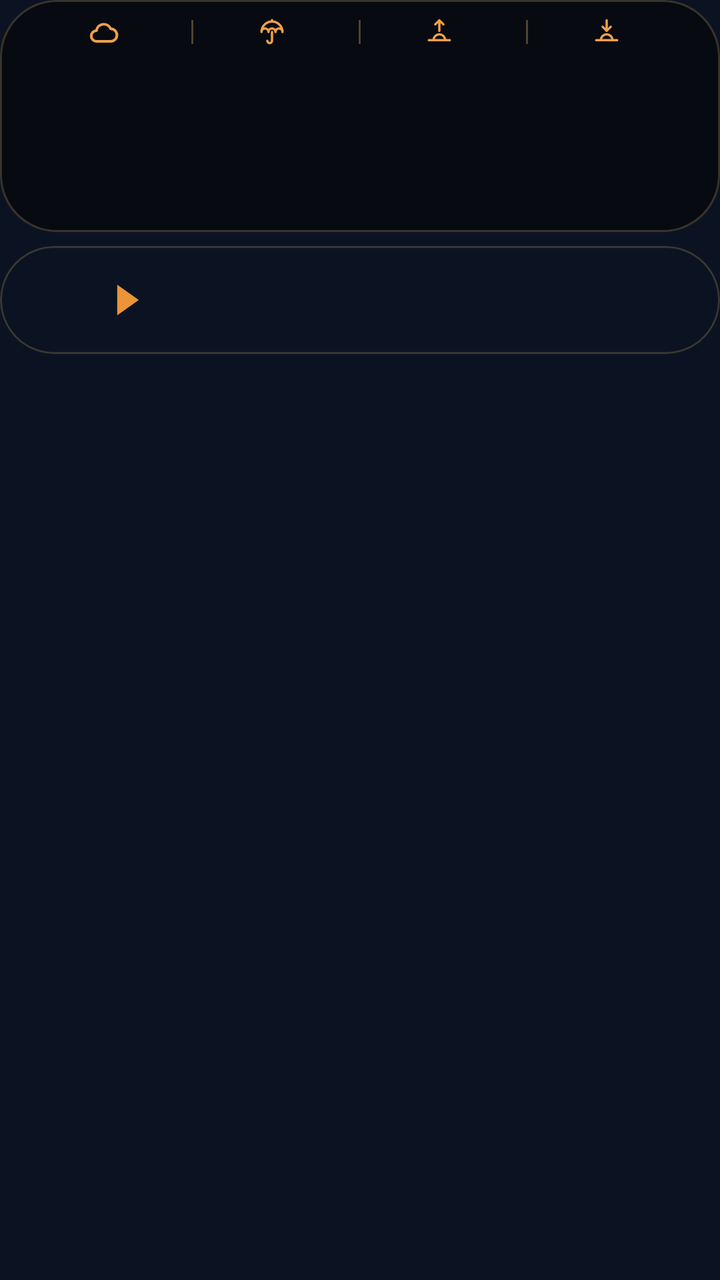
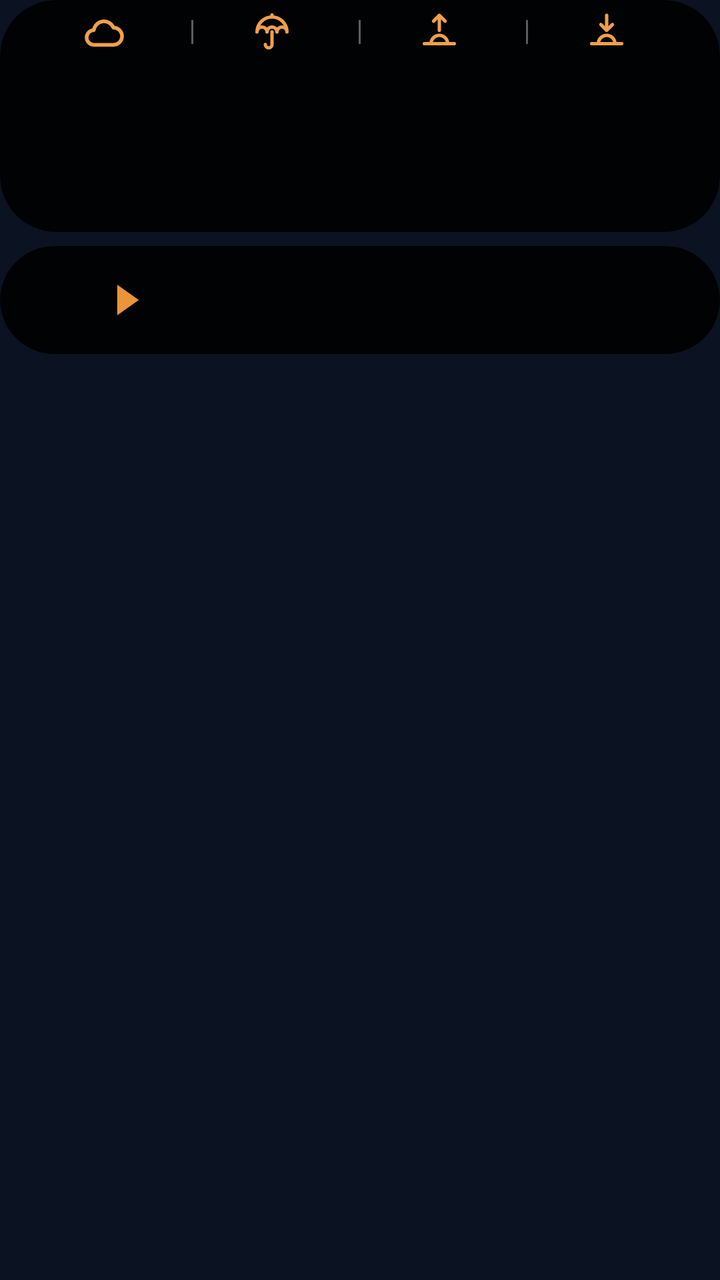

Before-and-after screenshots of an Android layout around one commit, followed by the original layout XML and the change that was made.
<!-- AndroidManifest.xml: application theme AppTheme -->
<!-- res/layout/widget_k1.xml -->
<?xml version="1.0" encoding="utf-8"?>
<FrameLayout
    xmlns:android="http://schemas.android.com/apk/res/android"
    android:id="@+id/root"
    android:layout_width="match_parent"
    android:layout_height="match_parent"
    android:padding="0dp">

    <LinearLayout
        android:layout_width="match_parent"
        android:layout_height="wrap_content"
        android:orientation="vertical">
        <LinearLayout
            android:layout_width="match_parent"
            android:layout_height="wrap_content"
            android:background="@drawable/cur_clocks"
            android:clipToOutline="true"
            android:orientation="vertical"
            android:padding="1dp">
        <FrameLayout
            android:layout_width="match_parent"
            android:layout_height="30dp">
            <ImageView
                android:id="@+id/hdr_bg"
                android:layout_width="match_parent"
                android:layout_height="match_parent"
                android:importantForAccessibility="no"
                android:scaleType="fitXY" />
            <LinearLayout
                android:layout_width="match_parent"
                android:layout_height="match_parent"
                android:orientation="horizontal"
                android:gravity="center"
                android:paddingStart="12dp"
                android:paddingEnd="12dp">
            <LinearLayout
                android:layout_width="0dp"
                android:layout_height="match_parent"
                android:layout_weight="1"
                android:gravity="center"
                android:orientation="horizontal">
                <ImageView
                    android:id="@+id/hdr_wx"
                    android:layout_width="16dp"
                    android:layout_height="16dp"
                    android:src="@drawable/wx_cloud"
                    android:scaleType="fitCenter" />
                <ImageView
                    android:id="@+id/hdr_temp"
                    android:layout_width="wrap_content"
                    android:layout_height="18dp"
                    android:adjustViewBounds="true"
                    android:layout_marginStart="5dp"
                    android:scaleType="fitCenter" />
            </LinearLayout>
            <ImageView
                android:id="@+id/sep0"
                android:layout_width="1dp"
                android:layout_height="12dp"
                android:src="@drawable/cur_sep"
                android:scaleType="fitXY" />
            <LinearLayout
                android:layout_width="0dp"
                android:layout_height="match_parent"
                android:layout_weight="1"
                android:gravity="center"
                android:orientation="horizontal">
                <ImageView
                    android:id="@+id/ic0"
                    android:layout_width="14dp"
                    android:layout_height="14dp"
                    android:src="@drawable/ic_umbrella"
                    android:scaleType="fitCenter" />
                <ImageView
                    android:id="@+id/hdr_rain"
                    android:layout_width="wrap_content"
                    android:layout_height="18dp"
                    android:adjustViewBounds="true"
                    android:layout_marginStart="4dp"
                    android:scaleType="fitCenter" />
            </LinearLayout>
            <ImageView
                android:id="@+id/sep1"
                android:layout_width="1dp"
                android:layout_height="12dp"
                android:src="@drawable/cur_sep"
                android:scaleType="fitXY" />
            <LinearLayout
                android:layout_width="0dp"
                android:layout_height="match_parent"
                android:layout_weight="1"
                android:gravity="center"
                android:orientation="horizontal">
                <ImageView
                    android:id="@+id/ic1"
                    android:layout_width="14dp"
                    android:layout_height="14dp"
                    android:src="@drawable/ic_sunrise"
                    android:scaleType="fitCenter" />
                <ImageView
                    android:id="@+id/hdr_rise"
                    android:layout_width="wrap_content"
                    android:layout_height="18dp"
                    android:adjustViewBounds="true"
                    android:layout_marginStart="4dp"
                    android:scaleType="fitCenter" />
            </LinearLayout>
            <ImageView
                android:id="@+id/sep2"
                android:layout_width="1dp"
                android:layout_height="12dp"
                android:src="@drawable/cur_sep"
                android:scaleType="fitXY" />
            <LinearLayout
                android:layout_width="0dp"
                android:layout_height="match_parent"
                android:layout_weight="1"
                android:gravity="center"
                android:orientation="horizontal">
                <ImageView
                    android:id="@+id/ic2"
                    android:layout_width="14dp"
                    android:layout_height="14dp"
                    android:src="@drawable/ic_sunset"
                    android:scaleType="fitCenter" />
                <ImageView
                    android:id="@+id/hdr_set"
                    android:layout_width="wrap_content"
                    android:layout_height="18dp"
                    android:adjustViewBounds="true"
                    android:layout_marginStart="4dp"
                    android:scaleType="fitCenter" />
            </LinearLayout>
        </LinearLayout>
        </FrameLayout>
        <LinearLayout
            android:layout_width="match_parent"
            android:layout_height="84dp"
            android:orientation="horizontal"
            android:padding="0dp">
            <FrameLayout
                android:layout_width="0dp"
                android:layout_height="match_parent"
                android:layout_weight="1">
                <LinearLayout
                    android:layout_width="match_parent"
                    android:layout_height="match_parent"
                    android:orientation="horizontal">
                    <ImageView
                        android:id="@+id/clk_bg_0a"
                        android:layout_width="28dp"
                        android:layout_height="match_parent"
                        android:scaleType="fitXY" />
                    <ImageView
                        android:id="@+id/clk_bg_0"
                        android:layout_width="0dp"
                        android:layout_height="match_parent"
                        android:layout_weight="1"
                        android:scaleType="fitXY" />
                </LinearLayout>
                <LinearLayout
                    android:layout_width="match_parent"
                    android:layout_height="match_parent"
                    android:orientation="vertical"
                    android:gravity="center"
                    android:paddingBottom="5dp"
                    android:paddingStart="2dp"
                    android:paddingEnd="2dp">
                    <ImageView
                        android:id="@+id/clk_day_0"
                        android:layout_width="match_parent"
                        android:layout_height="16dp"
                        android:scaleType="fitCenter" />
                    <ImageView
                        android:id="@+id/clk_time_0"
                        android:layout_width="match_parent"
                        android:layout_height="30dp"
                        android:scaleType="fitCenter" />
                    <ImageView
                        android:id="@+id/clk_city_0"
                        android:layout_width="match_parent"
                        android:layout_height="16dp"
                        android:layout_marginTop="-3dp"
                        android:scaleType="fitCenter" />
                </LinearLayout>
            </FrameLayout>
            <FrameLayout
                android:layout_width="0dp"
                android:layout_height="match_parent"
                android:layout_weight="1">
                <ImageView
                    android:id="@+id/clk_bg_1"
                    android:layout_width="match_parent"
                    android:layout_height="match_parent"
                    android:scaleType="fitXY" />
                <LinearLayout
                    android:layout_width="match_parent"
                    android:layout_height="match_parent"
                    android:orientation="vertical"
                    android:gravity="center"
                    android:paddingBottom="5dp"
                    android:paddingStart="2dp"
                    android:paddingEnd="2dp">
                    <ImageView
                        android:id="@+id/clk_day_1"
                        android:layout_width="match_parent"
                        android:layout_height="16dp"
                        android:scaleType="fitCenter" />
                    <ImageView
                        android:id="@+id/clk_time_1"
                        android:layout_width="match_parent"
                        android:layout_height="30dp"
                        android:scaleType="fitCenter" />
                    <ImageView
                        android:id="@+id/clk_city_1"
                        android:layout_width="match_parent"
                        android:layout_height="16dp"
                        android:layout_marginTop="-3dp"
                        android:scaleType="fitCenter" />
                </LinearLayout>
            </FrameLayout>
            <FrameLayout
                android:layout_width="0dp"
                android:layout_height="match_parent"
                android:layout_weight="1">
                <ImageView
                    android:id="@+id/clk_bg_2"
                    android:layout_width="match_parent"
                    android:layout_height="match_parent"
                    android:scaleType="fitXY" />
                <LinearLayout
                    android:layout_width="match_parent"
                    android:layout_height="match_parent"
                    android:orientation="vertical"
                    android:gravity="center"
                    android:paddingBottom="5dp"
                    android:paddingStart="2dp"
                    android:paddingEnd="2dp">
                    <ImageView
                        android:id="@+id/clk_day_2"
                        android:layout_width="match_parent"
                        android:layout_height="16dp"
                        android:scaleType="fitCenter" />
                    <ImageView
                        android:id="@+id/clk_time_2"
                        android:layout_width="match_parent"
                        android:layout_height="30dp"
                        android:scaleType="fitCenter" />
                    <ImageView
                        android:id="@+id/clk_city_2"
                        android:layout_width="match_parent"
                        android:layout_height="16dp"
                        android:layout_marginTop="-3dp"
                        android:scaleType="fitCenter" />
                </LinearLayout>
            </FrameLayout>
            <FrameLayout
                android:layout_width="0dp"
                android:layout_height="match_parent"
                android:layout_weight="1">
                <LinearLayout
                    android:layout_width="match_parent"
                    android:layout_height="match_parent"
                    android:orientation="horizontal">
                    <ImageView
                        android:id="@+id/clk_bg_3"
                        android:layout_width="0dp"
                        android:layout_height="match_parent"
                        android:layout_weight="1"
                        android:scaleType="fitXY" />
                    <ImageView
                        android:id="@+id/clk_bg_3a"
                        android:layout_width="28dp"
                        android:layout_height="match_parent"
                        android:scaleType="fitXY" />
                </LinearLayout>
                <LinearLayout
                    android:layout_width="match_parent"
                    android:layout_height="match_parent"
                    android:orientation="vertical"
                    android:gravity="center"
                    android:paddingBottom="5dp"
                    android:paddingStart="2dp"
                    android:paddingEnd="2dp">
                    <ImageView
                        android:id="@+id/clk_day_3"
                        android:layout_width="match_parent"
                        android:layout_height="16dp"
                        android:scaleType="fitCenter" />
                    <ImageView
                        android:id="@+id/clk_time_3"
                        android:layout_width="match_parent"
                        android:layout_height="30dp"
                        android:scaleType="fitCenter" />
                    <ImageView
                        android:id="@+id/clk_city_3"
                        android:layout_width="match_parent"
                        android:layout_height="16dp"
                        android:layout_marginTop="-3dp"
                        android:scaleType="fitCenter" />
                </LinearLayout>
            </FrameLayout>
        </LinearLayout>
        </LinearLayout>
        <FrameLayout
            android:id="@+id/row_0"
            android:layout_width="match_parent"
            android:layout_height="54dp"
            android:layout_marginTop="7dp"
            android:background="@drawable/cur_row_light"
            android:clipToOutline="true"
            android:foreground="?android:attr/selectableItemBackground">
            
            <ImageView
                android:id="@+id/trend_0"
                android:layout_width="match_parent"
                android:layout_height="match_parent"
                android:padding="1dp"
                android:scaleType="fitXY" />
            <LinearLayout
                android:layout_width="match_parent"
                android:layout_height="match_parent"
                android:orientation="horizontal"
                android:gravity="center_vertical"
                android:paddingStart="14dp"
                android:paddingEnd="24dp">
                <LinearLayout
                    android:layout_width="wrap_content"
                    android:layout_height="wrap_content"
                    android:orientation="horizontal"
                    android:gravity="center_vertical">
                    <ImageView
                        android:id="@+id/fl_a_0"
                        android:layout_width="30dp"
                        android:layout_height="30dp"
                        android:scaleType="fitCenter" />
                    <ImageView
                        android:id="@+id/code_a_0"
                        android:layout_width="wrap_content"
                        android:layout_height="22dp"
                        android:adjustViewBounds="true"
                        android:layout_marginStart="6dp"
                        android:scaleType="fitStart" />
                    <ImageView
                        android:id="@+id/arrow_0"
                        android:layout_width="12dp"
                        android:layout_height="16dp"
                        android:src="@drawable/cur_arrow"
                        android:layout_marginStart="8dp"
                        android:layout_marginEnd="10dp"
                        android:scaleType="fitCenter" />
                    <ImageView
                        android:id="@+id/fl_b_0"
                        android:layout_width="30dp"
                        android:layout_height="30dp"
                        android:scaleType="fitCenter" />
                    <ImageView
                        android:id="@+id/code_b_0"
                        android:layout_width="wrap_content"
                        android:layout_height="22dp"
                        android:adjustViewBounds="true"
                        android:layout_marginStart="6dp"
                        android:scaleType="fitStart" />
                </LinearLayout>
                <FrameLayout
                    android:layout_width="0dp"
                    android:layout_height="1dp"
                    android:layout_weight="1" />
                <LinearLayout
                    android:layout_width="wrap_content"
                    android:layout_height="wrap_content"
                    android:orientation="vertical"
                    android:layout_marginStart="6dp">
                    <LinearLayout
                        android:layout_width="wrap_content"
                        android:layout_height="16dp"
                        android:orientation="horizontal"
                        android:gravity="center_vertical">
                        <ImageView
                            android:id="@+id/mkt_val_0"
                            android:layout_width="52dp"
                            android:layout_height="12dp"
                            android:scaleType="fitEnd" />
                        <ImageView
                            android:id="@+id/mkt_lbl_0"
                            android:layout_width="42dp"
                            android:layout_height="11dp"
                            android:layout_marginStart="8dp"
                            android:scaleType="fitStart" />
                    </LinearLayout>
                    <LinearLayout
                        android:layout_width="wrap_content"
                        android:layout_height="16dp"
                        android:orientation="horizontal"
                        android:gravity="center_vertical"
                        android:layout_marginTop="2dp">
                        <ImageView
                            android:id="@+id/visa_val_0"
                            android:layout_width="52dp"
                            android:layout_height="12dp"
                            android:scaleType="fitEnd" />
                        <ImageView
                            android:id="@+id/visa_logo_0"
                            android:layout_width="42dp"
                            android:layout_height="16dp"
                            android:layout_marginStart="8dp"
                            android:scaleType="fitStart" />
                    </LinearLayout>
                </LinearLayout>
            </LinearLayout>
        </FrameLayout>
    </LinearLayout>
</FrameLayout>
<!-- resources referenced by this layout -->
<resources>
  <!-- drawable cur_arrow (drawable) -->
  <?xml version="1.0" encoding="utf-8"?>
  <vector xmlns:android="http://schemas.android.com/apk/res/android" android:width="20dp" android:height="26dp" android:viewportWidth="20" android:viewportHeight="26">
      <path android:fillColor="#FFEB9438" android:pathData="M1,0L1,26L19,13Z" />
  </vector>
  <!-- drawable cur_clocks (drawable) -->
  <?xml version="1.0" encoding="utf-8"?>
  <shape xmlns:android="http://schemas.android.com/apk/res/android" android:shape="rectangle">
      <solid android:color="#F0070A10" />
      <stroke android:width="1dp" android:color="#3DD2A867" />
      <corners android:radius="@dimen/widget_radius" />
  </shape>
  <!-- drawable cur_row_light (drawable) -->
  <?xml version="1.0" encoding="utf-8"?>
  <shape xmlns:android="http://schemas.android.com/apk/res/android" android:shape="rectangle">
      <solid android:color="#00000000" />
      <stroke android:width="1dp" android:color="#3DD2A867" />
      <corners android:radius="@dimen/widget_radius" />
  </shape>
  <!-- drawable cur_sep (drawable) -->
  <?xml version="1.0" encoding="utf-8"?>
  <shape xmlns:android="http://schemas.android.com/apk/res/android" android:shape="rectangle"><solid android:color="#5CD2A867" /></shape>
  <!-- drawable ic_sunrise (drawable) -->
  <?xml version="1.0" encoding="utf-8"?>
  <vector xmlns:android="http://schemas.android.com/apk/res/android" android:width="24dp" android:height="24dp" android:viewportWidth="24" android:viewportHeight="24">
      <path android:strokeColor="#FFF0A04B" android:strokeWidth="2" android:strokeLineCap="round" android:strokeLineJoin="round" android:fillColor="#00000000"
          android:pathData="M3,19L21,19M7,19A5,5 0,0 1,17 19M12,2L12,11M8.5,5.5L12,2L15.5,5.5" />
  </vector>
  <!-- drawable ic_sunset (drawable) -->
  <?xml version="1.0" encoding="utf-8"?>
  <vector xmlns:android="http://schemas.android.com/apk/res/android" android:width="24dp" android:height="24dp" android:viewportWidth="24" android:viewportHeight="24">
      <path android:strokeColor="#FFF0A04B" android:strokeWidth="2" android:strokeLineCap="round" android:strokeLineJoin="round" android:fillColor="#00000000"
          android:pathData="M3,19L21,19M7,19A5,5 0,0 1,17 19M12,2L12,11M8.5,7.5L12,11L15.5,7.5" />
  </vector>
  <!-- drawable ic_umbrella (drawable) -->
  <?xml version="1.0" encoding="utf-8"?>
  <vector xmlns:android="http://schemas.android.com/apk/res/android" android:width="24dp" android:height="24dp" android:viewportWidth="24" android:viewportHeight="24">
      <path android:strokeColor="#FFF0A04B" android:strokeWidth="2" android:strokeLineCap="round" android:strokeLineJoin="round" android:fillColor="#00000000"
          android:pathData="M3,12A9,9 0,0 1,21 12A3,3 0,0 0,15 12A3,3 0,0 0,9 12A3,3 0,0 0,3 12ZM12,3L12,1.8M12,12L12,19.5A2,2 0,0 1,8 19.5" />
  </vector>
  <!-- drawable wx_cloud (drawable) -->
  <?xml version="1.0" encoding="utf-8"?>
  <vector xmlns:android="http://schemas.android.com/apk/res/android" android:width="24dp" android:height="24dp" android:viewportWidth="24" android:viewportHeight="24">
      <path android:strokeColor="#FFF0A04B" android:strokeWidth="2" android:strokeLineCap="round" android:strokeLineJoin="round" android:fillColor="#00000000"
          android:pathData="M7,19A4,4 0,0 1,6.8 11A5.6,5.6 0,0 1,17.5 9.6A4.7,4.7 0,0 1,17.5 19Z" />
  </vector>
  <style name="AppTheme" parent="@android:style/Theme.DeviceDefault.NoActionBar">
          <item name="android:colorAccent">#DF8B35</item>
          <item name="android:colorControlActivated">#DF8B35</item>
          <item name="android:windowBackground">#0B1322</item>
          <item name="android:statusBarColor">#0E111A</item>
          <item name="android:navigationBarColor">#0B1322</item>
          <item name="android:textColorHint">#718096</item>
      </style>
  <dimen name="widget_radius">28dp</dimen>
</resources>

<!-- the commit's change to res/layout/widget_k1.xml (unified diff, before → after) -->
@@ -10,6 +10,9 @@
         android:layout_width="match_parent"
         android:layout_height="wrap_content"
         android:orientation="vertical">
+        <FrameLayout
+            android:layout_width="match_parent"
+            android:layout_height="wrap_content">
         <LinearLayout
             android:layout_width="match_parent"
             android:layout_height="wrap_content"
@@ -41,8 +44,9 @@
                 android:orientation="horizontal">
                 <ImageView
                     android:id="@+id/hdr_wx"
-                    android:layout_width="16dp"
-                    android:layout_height="16dp"
+                    android:layout_width="22dp"
+                    android:layout_height="22dp"
+                    android:layout_margin="-3dp"
                     android:src="@drawable/wx_cloud"
                     android:scaleType="fitCenter" />
                 <ImageView
@@ -67,8 +71,9 @@
                 android:orientation="horizontal">
                 <ImageView
                     android:id="@+id/ic0"
-                    android:layout_width="14dp"
-                    android:layout_height="14dp"
+                    android:layout_width="20dp"
+                    android:layout_height="20dp"
+                    android:layout_margin="-3dp"
                     android:src="@drawable/ic_umbrella"
                     android:scaleType="fitCenter" />
                 <ImageView
@@ -93,8 +98,9 @@
                 android:orientation="horizontal">
                 <ImageView
                     android:id="@+id/ic1"
-                    android:layout_width="14dp"
-                    android:layout_height="14dp"
+                    android:layout_width="20dp"
+                    android:layout_height="20dp"
+                    android:layout_margin="-3dp"
                     android:src="@drawable/ic_sunrise"
                     android:scaleType="fitCenter" />
                 <ImageView
@@ -119,8 +125,9 @@
                 android:orientation="horizontal">
                 <ImageView
                     android:id="@+id/ic2"
-                    android:layout_width="14dp"
-                    android:layout_height="14dp"
+                    android:layout_width="20dp"
+                    android:layout_height="20dp"
+                    android:layout_margin="-3dp"
                     android:src="@drawable/ic_sunset"
                     android:scaleType="fitCenter" />
                 <ImageView
@@ -302,6 +309,14 @@
             </FrameLayout>
         </LinearLayout>
         </LinearLayout>
+            
+            <ImageView
+                android:id="@+id/clk_rim"
+                android:layout_width="match_parent"
+                android:layout_height="match_parent"
+                android:importantForAccessibility="no"
+                android:scaleType="fitXY" />
+        </FrameLayout>
         <FrameLayout
             android:id="@+id/row_0"
             android:layout_width="match_parent"
@@ -315,7 +330,7 @@
                 android:id="@+id/trend_0"
                 android:layout_width="match_parent"
                 android:layout_height="match_parent"
-                android:padding="1dp"
+                android:padding="0dp"
                 android:scaleType="fitXY" />
             <LinearLayout
                 android:layout_width="match_parent"
<!-- resource entries referenced after the edit -->
@@ -8,20 +8,18 @@
   <!-- drawable cur_clocks (drawable) -->
   <?xml version="1.0" encoding="utf-8"?>
   <shape xmlns:android="http://schemas.android.com/apk/res/android" android:shape="rectangle">
-      <solid android:color="#F0070A10" />
-      <stroke android:width="1dp" android:color="#3DD2A867" />
+      <solid android:color="#FF010203" />
       <corners android:radius="@dimen/widget_radius" />
   </shape>
   <!-- drawable cur_row_light (drawable) -->
   <?xml version="1.0" encoding="utf-8"?>
   <shape xmlns:android="http://schemas.android.com/apk/res/android" android:shape="rectangle">
-      <solid android:color="#00000000" />
-      <stroke android:width="1dp" android:color="#3DD2A867" />
+      <solid android:color="#FF010203" />
       <corners android:radius="@dimen/widget_radius" />
   </shape>
   <!-- drawable cur_sep (drawable) -->
   <?xml version="1.0" encoding="utf-8"?>
-  <shape xmlns:android="http://schemas.android.com/apk/res/android" android:shape="rectangle"><solid android:color="#5CD2A867" /></shape>
+  <shape xmlns:android="http://schemas.android.com/apk/res/android" android:shape="rectangle"><solid android:color="#5CFFFFFF" /></shape>
   <!-- drawable ic_sunrise (drawable) -->
   <?xml version="1.0" encoding="utf-8"?>
   <vector xmlns:android="http://schemas.android.com/apk/res/android" android:width="24dp" android:height="24dp" android:viewportWidth="24" android:viewportHeight="24">
